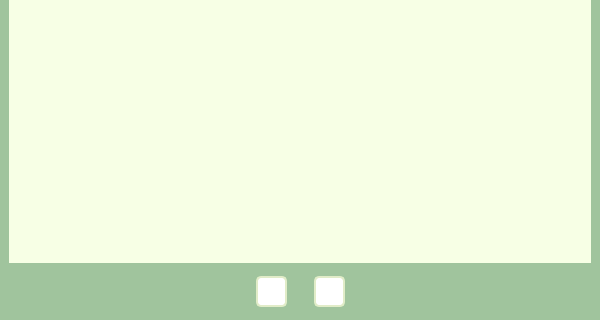
The window that UI/CropFairy.ui (song030/CropFairy) describes before a commit, drawn with Qt 5; both pictures show x 0 to 600 and y 480 to 800 of the 600 by 800 pixel window.
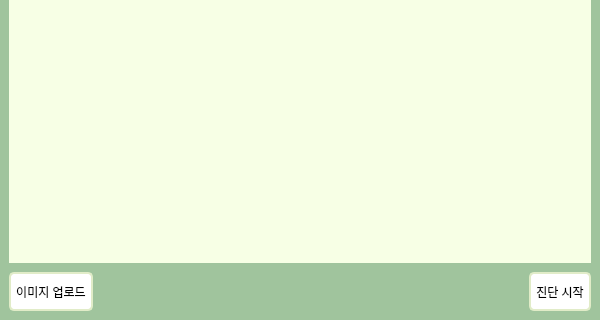
The same window after the commit. The open tabs and pages were chosen to show the change. Icons and pictures are not drawn.

Commit message: 09/01 UI 수정

Patch:
```diff
--- a/UI/CropFairy.ui
+++ b/UI/CropFairy.ui
@@ -72,7 +72,7 @@
    <property name="styleSheet">
     <string notr="true"/>
    </property>
-   <layout class="QVBoxLayout" name="verticalLayout" stretch="0,1,0">
+   <layout class="QVBoxLayout" name="verticalLayout" stretch="0,1">
     <property name="spacing">
      <number>0</number>
     </property>
@@ -503,18 +503,18 @@
 background-color:rgb(247, 255, 229);
 }</string>
        </property>
-       <layout class="QVBoxLayout" name="verticalLayout_3" stretch="0,0,0">
+       <layout class="QVBoxLayout" name="verticalLayout_3" stretch="0,0,0,0">
         <property name="leftMargin">
-         <number>9</number>
+         <number>0</number>
         </property>
         <property name="topMargin">
          <number>9</number>
         </property>
         <property name="rightMargin">
-         <number>9</number>
+         <number>0</number>
         </property>
         <property name="bottomMargin">
-         <number>9</number>
+         <number>0</number>
         </property>
         <item>
          <spacer name="verticalSpacer">
@@ -602,6 +602,91 @@
           </property>
          </spacer>
         </item>
+        <item>
+         <widget class="QWidget" name="widget_2" native="true">
+          <property name="styleSheet">
+           <string notr="true">QWidget{
+background-color:rgb(160, 196, 157);
+}</string>
+          </property>
+          <layout class="QHBoxLayout" name="horizontalLayout">
+           <property name="leftMargin">
+            <number>0</number>
+           </property>
+           <property name="rightMargin">
+            <number>0</number>
+           </property>
+           <property name="bottomMargin">
+            <number>0</number>
+           </property>
+           <item>
+            <widget class="QPushButton" name="btn_upload">
+             <property name="sizePolicy">
+              <sizepolicy hsizetype="Fixed" vsizetype="Fixed">
+               <horstretch>0</horstretch>
+               <verstretch>0</verstretch>
+              </sizepolicy>
+             </property>
+             <property name="minimumSize">
+              <size>
+               <width>39</width>
+               <height>39</height>
+              </size>
+             </property>
+             <property name="styleSheet">
+              <string notr="true">QPushButton{
+background-color:white;
+border:2px solid rgb(225, 236, 200);
+border-radius:5px;
+padding: 5px;
+min-width:25px;
+min-height:25px;
+}</string>
+             </property>
+             <property name="text">
+              <string>이미지 업로드</string>
+             </property>
+            </widget>
+           </item>
+           <item>
+            <spacer name="horizontalSpacer">
+             <property name="orientation">
+              <enum>Qt::Horizontal</enum>
+             </property>
+             <property name="sizeHint" stdset="0">
+              <size>
+               <width>397</width>
+               <height>20</height>
+              </size>
+             </property>
+            </spacer>
+           </item>
+           <item>
+            <widget class="QPushButton" name="btn_start">
+             <property name="minimumSize">
+              <size>
+               <width>39</width>
+               <height>39</height>
+              </size>
+             </property>
+             <property name="styleSheet">
+              <string notr="true">QPushButton{
+background-color:white;
+border:2px solid rgb(225, 236, 200);
+border-radius:5px;
+padding: 5px;
+min-width:25px;
+min-height:25px;
+}</string>
+             </property>
+             <property name="text">
+              <string>진단 시작</string>
+             </property>
+            </widget>
+           </item>
+          </layout>
+         </widget>
+        </item>
        </layout>
       </widget>
       <widget class="QWidget" name="page_list">
@@ -733,243 +818,6 @@
       </widget>
      </widget>
     </item>
-    <item>
-     <layout class="QHBoxLayout" name="layout_bottom">
-      <item>
-       <widget class="QStackedWidget" name="stack_control">
-        <property name="currentIndex">
-         <number>1</number>
-        </property>
-        <widget class="QWidget" name="control_analyze">
-         <layout class="QHBoxLayout" name="horizontalLayout">
-          <property name="spacing">
-           <number>0</number>
-          </property>
-          <property name="leftMargin">
-           <number>0</number>
-          </property>
-          <property name="topMargin">
-           <number>9</number>
-          </property>
-          <property name="rightMargin">
-           <number>0</number>
-          </property>
-          <property name="bottomMargin">
-           <number>0</number>
-          </property>
-          <item>
-           <widget class="QPushButton" name="btn_upload">
-            <property name="sizePolicy">
-             <sizepolicy hsizetype="Fixed" vsizetype="Fixed">
-              <horstretch>0</horstretch>
-              <verstretch>0</verstretch>
-             </sizepolicy>
-            </property>
-            <property name="minimumSize">
-             <size>
-              <width>39</width>
-              <height>39</height>
-             </size>
-            </property>
-            <property name="text">
-             <string>이미지 업로드</string>
-            </property>
-           </widget>
-          </item>
-          <item>
-           <spacer name="horizontalSpacer">
-            <property name="orientation">
-             <enum>Qt::Horizontal</enum>
-            </property>
-            <property name="sizeHint" stdset="0">
-             <size>
-              <width>397</width>
-              <height>20</height>
-             </size>
-            </property>
-           </spacer>
-          </item>
-          <item>
-           <widget class="QPushButton" name="btn_start">
-            <property name="minimumSize">
-             <size>
-              <width>39</width>
-              <height>39</height>
-             </size>
-            </property>
-            <property name="text">
-             <string>진단 시작</string>
-            </property>
-           </widget>
-          </item>
-         </layout>
-        </widget>
-        <widget class="QWidget" name="control_page">
-         <layout class="QHBoxLayout" name="horizontalLayout_3" stretch="0,1,1,1,0">
-          <property name="spacing">
-           <number>6</number>
-          </property>
-          <property name="leftMargin">
-           <number>0</number>
-          </property>
-          <property name="topMargin">
-           <number>9</number>
-          </property>
-          <property name="rightMargin">
-           <number>0</number>
-          </property>
-          <property name="bottomMargin">
-           <number>0</number>
-          </property>
-          <item>
-           <spacer name="horizontalSpacer_2">
-            <property name="orientation">
-             <enum>Qt::Horizontal</enum>
-            </property>
-            <property name="sizeHint" stdset="0">
-             <size>
-              <width>238</width>
-              <height>20</height>
-             </size>
-            </property>
-           </spacer>
-          </item>
-          <item>
-           <widget class="QPushButton" name="btn_left">
-            <property name="sizePolicy">
-             <sizepolicy hsizetype="Fixed" vsizetype="Fixed">
-              <horstretch>0</horstretch>
-              <verstretch>0</verstretch>
-             </sizepolicy>
-            </property>
-            <property name="minimumSize">
-             <size>
-              <width>31</width>
-              <height>31</height>
-             </size>
-            </property>
-            <property name="maximumSize">
-             <size>
-              <width>30</width>
-              <height>16777215</height>
-             </size>
-            </property>
-            <property name="font">
-             <font>
-              <pointsize>9</pointsize>
-             </font>
-            </property>
-            <property name="styleSheet">
-             <string notr="true">QPushButton{
-padding:1px;
-min-width:25px;
-min-height:25px;
-}</string>
-            </property>
-            <property name="text">
-             <string/>
-            </property>
-            <property name="icon">
-             <iconset>
-              <normaloff>../Image/left.png</normaloff>../Image/left.png</iconset>
-            </property>
-            <property name="iconSize">
-             <size>
-              <width>25</width>
-              <height>25</height>
-             </size>
-            </property>
-           </widget>
-          </item>
-          <item>
-           <layout class="QHBoxLayout" name="layout_page">
-            <item>
-             <widget class="QLabel" name="label_3">
-              <property name="maximumSize">
-               <size>
-                <width>15</width>
-                <height>15</height>
-               </size>
-              </property>
-              <property name="text">
-               <string/>
-              </property>
-              <property name="pixmap">
-               <pixmap>../Image/page_02.png</pixmap>
-              </property>
-              <property name="scaledContents">
-               <bool>true</bool>
-              </property>
-             </widget>
-            </item>
-           </layout>
-          </item>
-          <item>
-           <widget class="QPushButton" name="btn_right">
-            <property name="sizePolicy">
-             <sizepolicy hsizetype="Fixed" vsizetype="Fixed">
-              <horstretch>0</horstretch>
-              <verstretch>0</verstretch>
-             </sizepolicy>
-            </property>
-            <property name="minimumSize">
-             <size>
-              <width>31</width>
-              <height>31</height>
-             </size>
-            </property>
-            <property name="maximumSize">
-             <size>
-              <width>30</width>
-              <height>16777215</height>
-             </size>
-            </property>
-            <property name="font">
-             <font>
-              <pointsize>9</pointsize>
-             </font>
-            </property>
-            <property name="styleSheet">
-             <string notr="true">QPushButton{
-padding:1px;
-min-width:25px;
-min-height:25px;
-}</string>
-            </property>
-            <property name="text">
-             <string/>
-            </property>
-            <property name="icon">
-             <iconset>
-              <normaloff>../Image/right.png</normaloff>../Image/right.png</iconset>
-            </property>
-            <property name="iconSize">
-             <size>
-              <width>25</width>
-              <height>25</height>
-             </size>
-            </property>
-           </widget>
-          </item>
-          <item>
-           <spacer name="horizontalSpacer_3">
-            <property name="orientation">
-             <enum>Qt::Horizontal</enum>
-            </property>
-            <property name="sizeHint" stdset="0">
-             <size>
-              <width>238</width>
-              <height>20</height>
-             </size>
-            </property>
-           </spacer>
-          </item>
-         </layout>
-        </widget>
-       </widget>
-      </item>
-     </layout>
-    </item>
    </layout>
   </widget>
  </widget>
```
Left out of the diff: 2 changed lines with no effect on the pictures. The commit also changes 4 other files.
